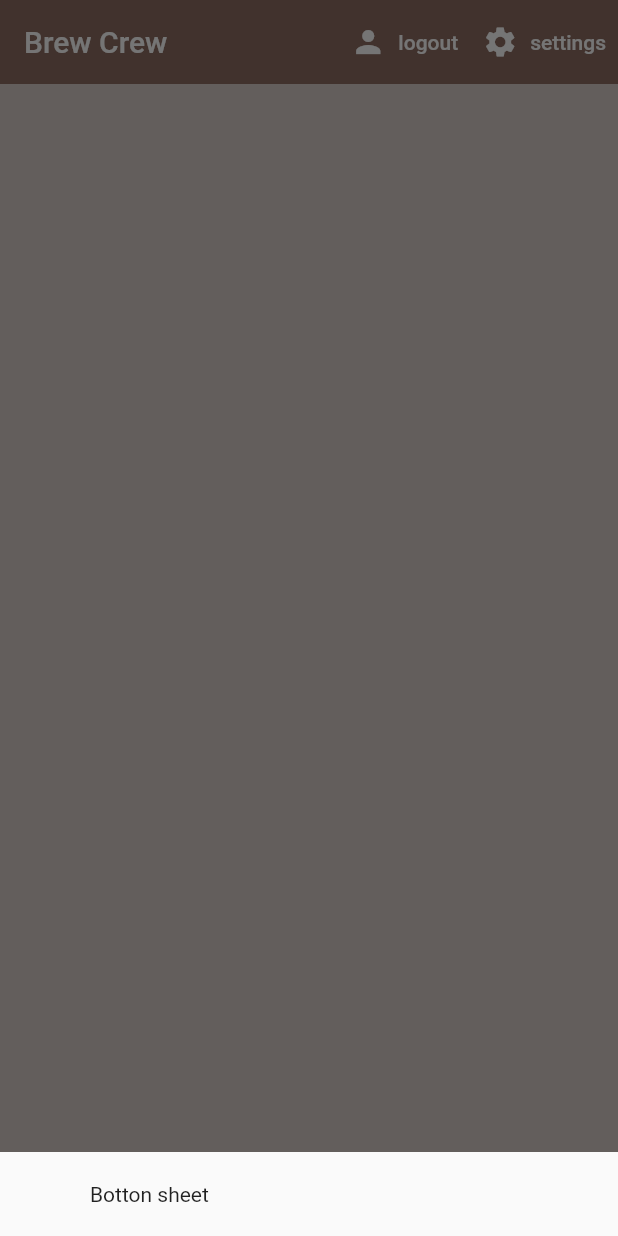
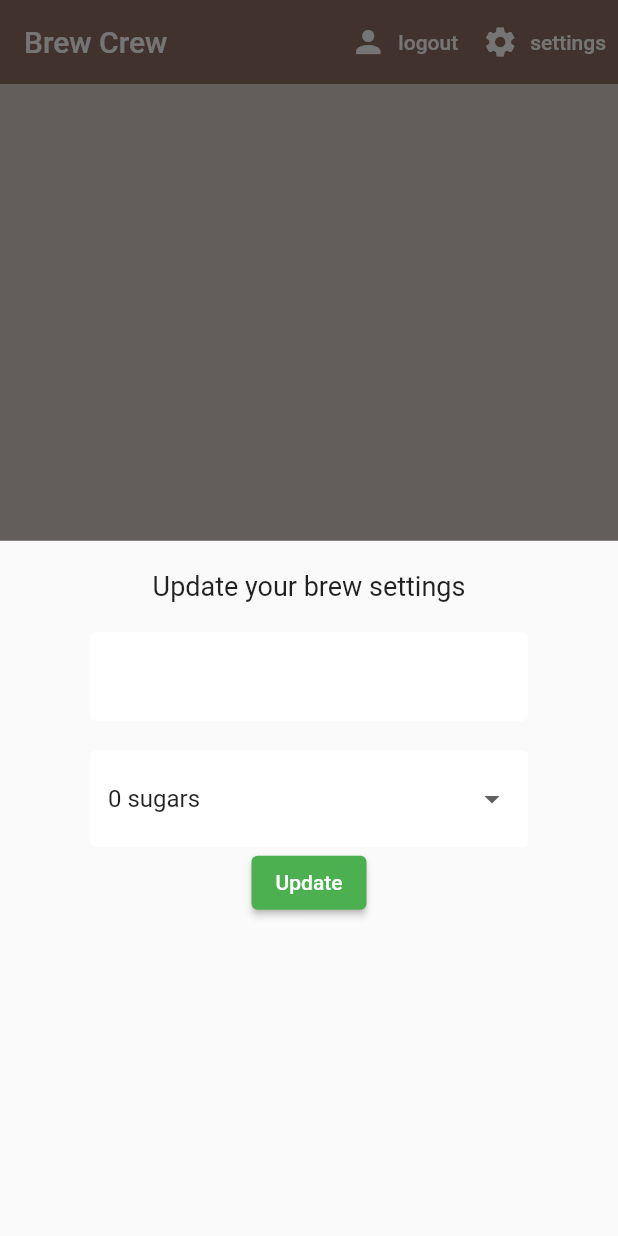
Before and after one commit to LunarioTK/Cafe_App_Firebase, a Flutter app: the screen it shows once a user with an empty profile is signed in, after a tap on "settings", on a phone screen of 412 x 824 dp. Run offline on Flutter 3.47's test engine with Material 2 defaults, Android fonts, the phone set to English and light mode, and no system bars; our stand-ins replace cloud_firestore, firebase_auth, firebase_core, flutter_spinkit; accounts and stored records are empty.

Commit message:
Drop-downs

```diff
--- a/lib/screens/home/home.dart
+++ b/lib/screens/home/home.dart
@@ -1,5 +1,6 @@
 import 'package:brew_crew/models/brew.dart';
 import 'package:brew_crew/screens/home/brew_list.dart';
+import 'package:brew_crew/screens/home/settings_form.dart';
 import 'package:brew_crew/services/auth.dart';
 import 'package:brew_crew/services/database.dart';
 import 'package:flutter/material.dart';
@@ -19,7 +20,7 @@ class Home extends StatelessWidget {
             return Container(
               padding:
                   const EdgeInsets.symmetric(vertical: 20.0, horizontal: 60.0),
-              child: const Text('Botton sheet'),
+              child: const SettingsForm(),
             );
           }));
     }
--- /dev/null
+++ b/lib/screens/home/settings_form.dart
@@ -0,0 +1,68 @@
+import 'package:brew_crew/shared/constants.dart';
+import 'package:flutter/material.dart';
+
+class SettingsForm extends StatefulWidget {
+  const SettingsForm({super.key});
+
+  @override
+  State<SettingsForm> createState() => _SettingsFormState();
+}
+
+class _SettingsFormState extends State<SettingsForm> {
+  final _formKey = GlobalKey<FormState>();
+  final List<String> sugars = ['0', '1', '2', '3', '4'];
+
+  // form values
+  String _currentName = '';
+  String _currentSugars = '0';
+  final int _currentStrength = 0;
+
+  @override
+  Widget build(BuildContext context) {
+    return Form(
+      key: _formKey,
+      child: Column(
+        children: [
+          const Text(
+            'Update your brew settings',
+            style: TextStyle(fontSize: 18.0),
+          ),
+          const SizedBox(height: 20.0),
+          TextFormField(
+            decoration: textInputDecoration,
+            validator: ((val) => val!.isEmpty ? 'Please enter a name' : null),
+            onChanged: ((val) => setState(() => _currentName = val)),
+          ),
+          const SizedBox(height: 20.0),
+          //dropdow for sugars
+          DropdownButtonFormField(
+            decoration: textInputDecoration,
+            value: _currentSugars,
+            items: sugars.map((sugar) {
+              return DropdownMenuItem(
+                value: sugar,
+                child: Text('$sugar sugars'),
+              );
+            }).toList(),
+            onChanged: ((val) => setState(() => _currentSugars = val!)),
+          ),
+          //slider for strength
+          ElevatedButton(
+            onPressed: (() async {
+              print(_currentName);
+              print(_currentSugars);
+              print(_currentStrength);
+            }),
+            style: const ButtonStyle(
+              backgroundColor: MaterialStatePropertyAll(Colors.green),
+            ),
+            child: const Text(
+              'Update',
+              style: TextStyle(color: Colors.white),
+            ),
+          )
+        ],
+      ),
+    );
+  }
+}
```
